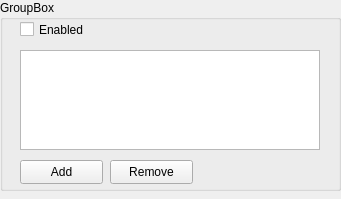
aoloe/photoTweaker, file effect/scalePreferences.ui: the form before one commit.
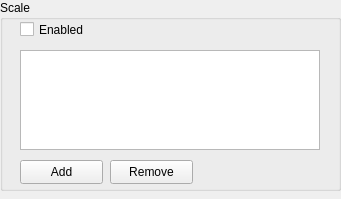
The form after the commit.

Commit message: the scale effects creates its own preferences dialog

The edit to the form file:
```diff
--- a/effect/scalePreferences.ui
+++ b/effect/scalePreferences.ui
@@ -35,7 +35,7 @@
     </sizepolicy>
    </property>
    <property name="title">
-    <string>GroupBox</string>
+    <string>Scale</string>
    </property>
    <widget class="QCheckBox" name="enabledCheckBox">
     <property name="geometry">
```
The commit also changes 1 other file.
